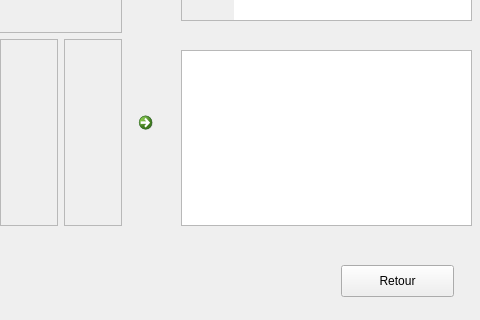
This is BestResidence/annonce.ui in jordanlang/BestResidence as Qt 5 draws it before an edit; both pictures show x 189 to 669 and y 195 to 515 of the 669 by 515 pixel window. The edited form follows.
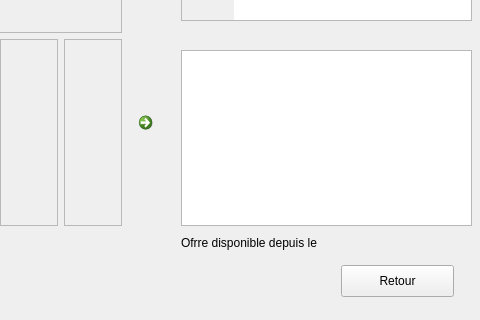
This is the edited form. Icons and pictures are not drawn.

Commit message: Ajout et modification des interfaces

Patch:
```diff
--- a/BestResidence/annonce.ui
+++ b/BestResidence/annonce.ui
@@ -214,6 +214,19 @@
     <string>Esc</string>
    </property>
   </widget>
+  <widget class="QLabel" name="label_2">
+   <property name="geometry">
+    <rect>
+     <x>370</x>
+     <y>430</y>
+     <width>181</width>
+     <height>16</height>
+    </rect>
+   </property>
+   <property name="text">
+    <string>Ofrre disponible depuis le </string>
+   </property>
+  </widget>
  </widget>
  <resources/>
  <connections/>
```
The commit also changes 3 other files.
